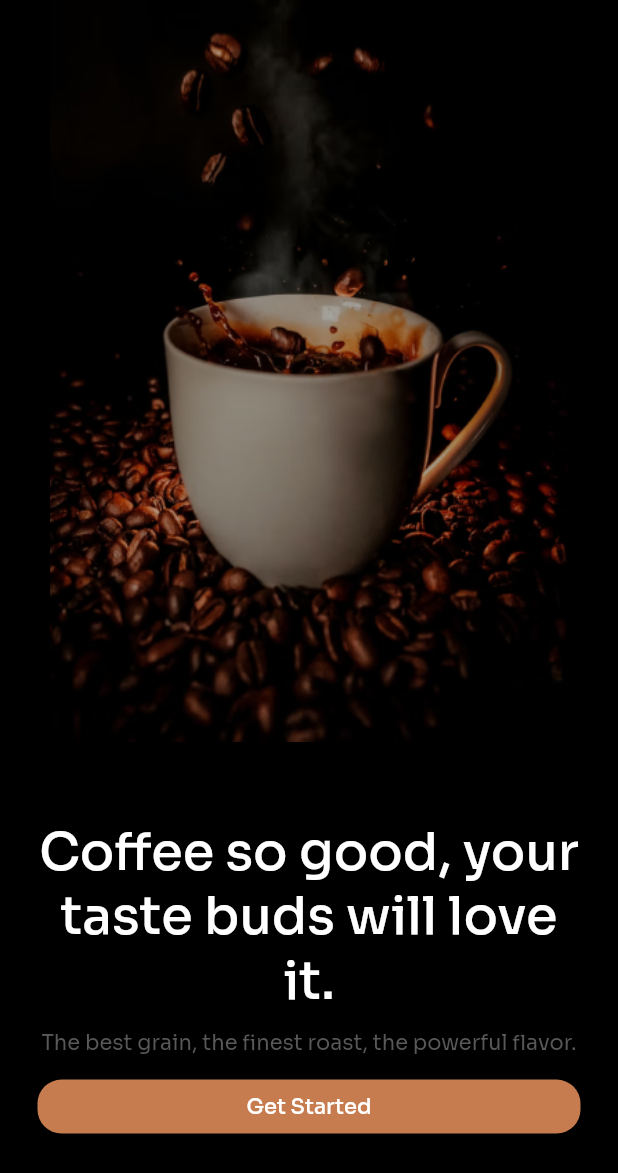
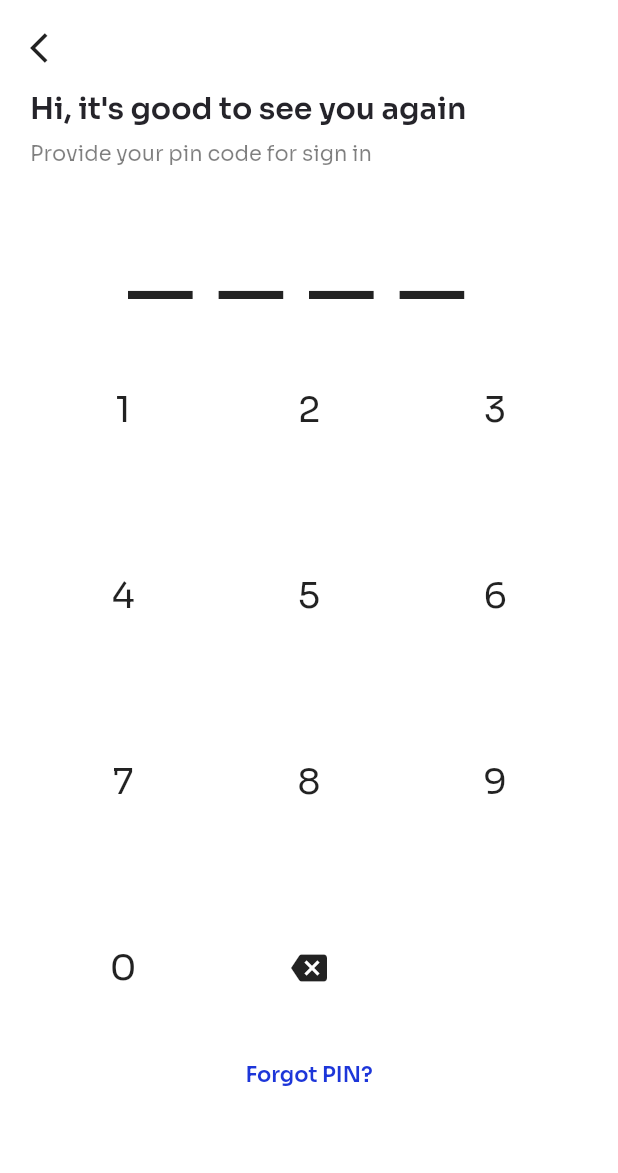
Before and after one commit to madbull12/flutter-coffee-ui, a Flutter app: the screen it shows after launch, on a phone screen of 412 x 824 dp. Shown: the top 1173 px of the screen. Run offline on Flutter 3.47's test engine with Material 2 defaults, Android fonts, the phone set to English and light mode, and no system bars; our stand-ins replace glassmorphism, google_fonts.

Commit message:
provide pin

```diff
--- a/lib/main.dart
+++ b/lib/main.dart
@@ -2,6 +2,7 @@ import 'package:coffee_shop_app/screens/login.dart';
 import 'package:coffee_shop_app/screens/welcome_screen.dart';
 import 'package:flutter/material.dart';
 import 'package:google_fonts/google_fonts.dart';
+import 'package:coffee_shop_app/screens/provide_pin_screen.dart';
 
 void main() {
   runApp(const MyApp());
@@ -29,6 +30,6 @@ class MyApp extends StatelessWidget {
           // is not restarted.
           primarySwatch: Colors.blue,
         ),
-        home: WelcomeScreen());
+        home: PinScreen());
   }
 }
--- /dev/null
+++ b/lib/screens/provide_pin_screen.dart
@@ -0,0 +1,138 @@
+import 'package:flutter/material.dart';
+
+class PinScreen extends StatefulWidget {
+  const PinScreen({super.key});
+
+  @override
+  State<PinScreen> createState() => _PinScreenState();
+}
+
+class _PinScreenState extends State<PinScreen> {
+  String _pinCode = '';
+
+  void _addDigit(String digit) {
+    setState(() {
+      if (_pinCode.length < 4) {
+        _pinCode += digit;
+      }
+    });
+  }
+
+  void _deleteDigit() {
+    setState(() {
+      if (_pinCode.length > 0) {
+        _pinCode = _pinCode.substring(0, _pinCode.length - 1);
+      }
+    });
+  }
+
+  @override
+  Widget build(BuildContext context) {
+    return Scaffold(
+      body: SafeArea(
+          child: Container(
+        width: double.infinity,
+        padding: EdgeInsets.symmetric(horizontal: 20, vertical: 20),
+        color: Colors.white,
+        child: Column(
+          crossAxisAlignment: CrossAxisAlignment.start,
+          children: [
+            InkWell(
+              onTap: () => Navigator.pop(context),
+              child: Icon(Icons.arrow_back_ios),
+            ),
+            SizedBox(
+              height: 16,
+            ),
+            Text(
+              "Hi, it's good to see you again",
+              style: TextStyle(
+                  color: Color(0xFF25242A),
+                  fontSize: 20.0,
+                  fontWeight: FontWeight.w600),
+            ),
+            SizedBox(
+              height: 8,
+            ),
+            Text(
+              "Provide your pin code for sign in",
+              style: TextStyle(
+                color: Colors.black.withOpacity(.5),
+              ),
+            ),
+            Container(
+              width: double.infinity,
+              height: 100,
+              alignment: Alignment.bottomCenter,
+              child: Text(
+                _pinCode.padRight(4, '_ '),
+                style: TextStyle(fontSize: 75),
+              ),
+            ),
+            // SizedBox(height: 16),
+            GridView.count(
+              crossAxisCount: 3,
+              shrinkWrap: true,
+              children: [
+                for (int i = 1; i <= 9; i++)
+                  GestureDetector(
+                    onTap: () => _addDigit(i.toString()),
+                    child: Container(
+                      decoration: BoxDecoration(
+                        borderRadius: BorderRadius.circular(8),
+                      ),
+                      alignment: Alignment.center,
+                      child: Text(
+                        i.toString(),
+                        style: TextStyle(fontSize: 24),
+                      ),
+                    ),
+                  ),
+                GestureDetector(
+                  onTap: () => _addDigit('0'),
+                  child: Container(
+                    decoration: BoxDecoration(
+                      borderRadius: BorderRadius.circular(8),
+                    ),
+                    alignment: Alignment.center,
+                    child: Text(
+                      '0',
+                      style: TextStyle(fontSize: 24),
+                    ),
+                  ),
+                ),
+                GestureDetector(
+                  onTap: _deleteDigit,
+                  child: Container(
+                    decoration: BoxDecoration(
+                      borderRadius: BorderRadius.circular(8),
+                    ),
+                    alignment: Alignment.center,
+                    child: Icon(Icons.backspace),
+                  ),
+                ),
+              ],
+            ),
+            InkWell(
+                child: Container(
+              alignment: Alignment.center,
+              child: Text(
+                "Forgot PIN?",
+                style: TextStyle(
+                    fontWeight: FontWeight.w600, color: Color(0xFF1D36D9)),
+              ),
+            ))
+          ],
+        ),
+      )),
+    );
+  }
+}
+
+// class PinScreen extends StatefulWidget {
+//   const PinScreen({super.key});
+
+//   @override
+//   _PinScreen createState() => _PinScreenState();
+
+// }
```
